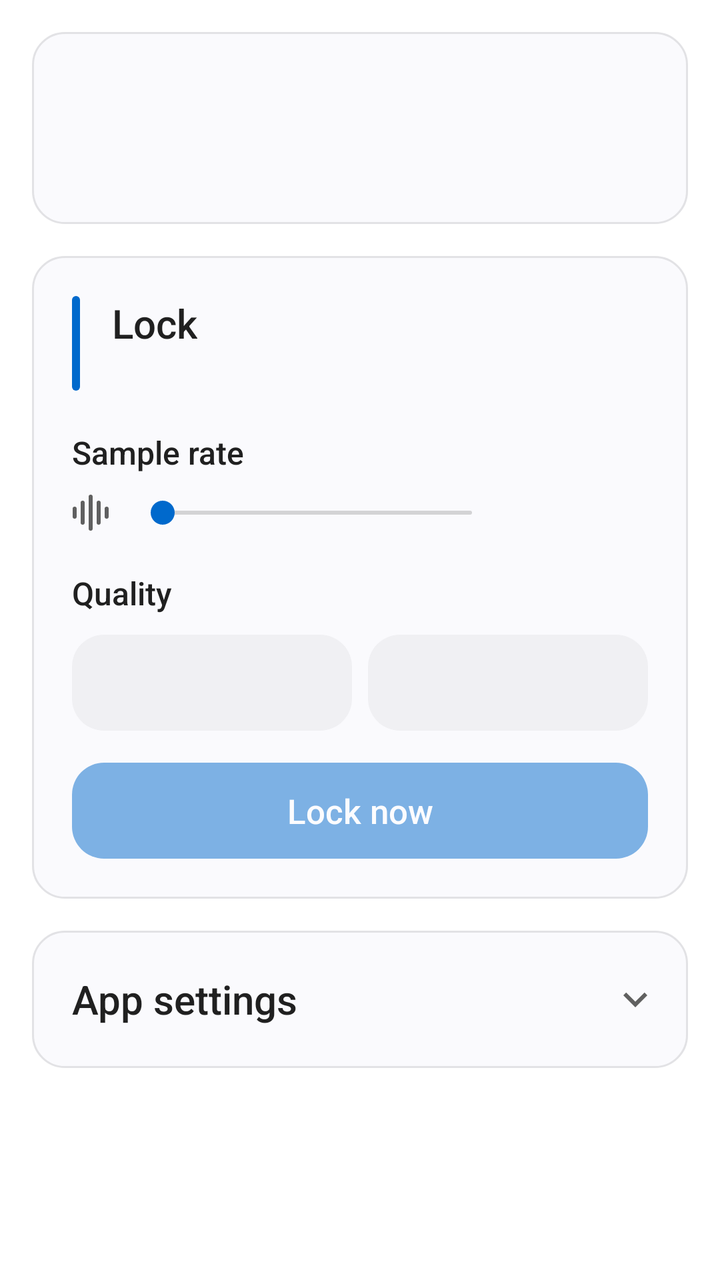
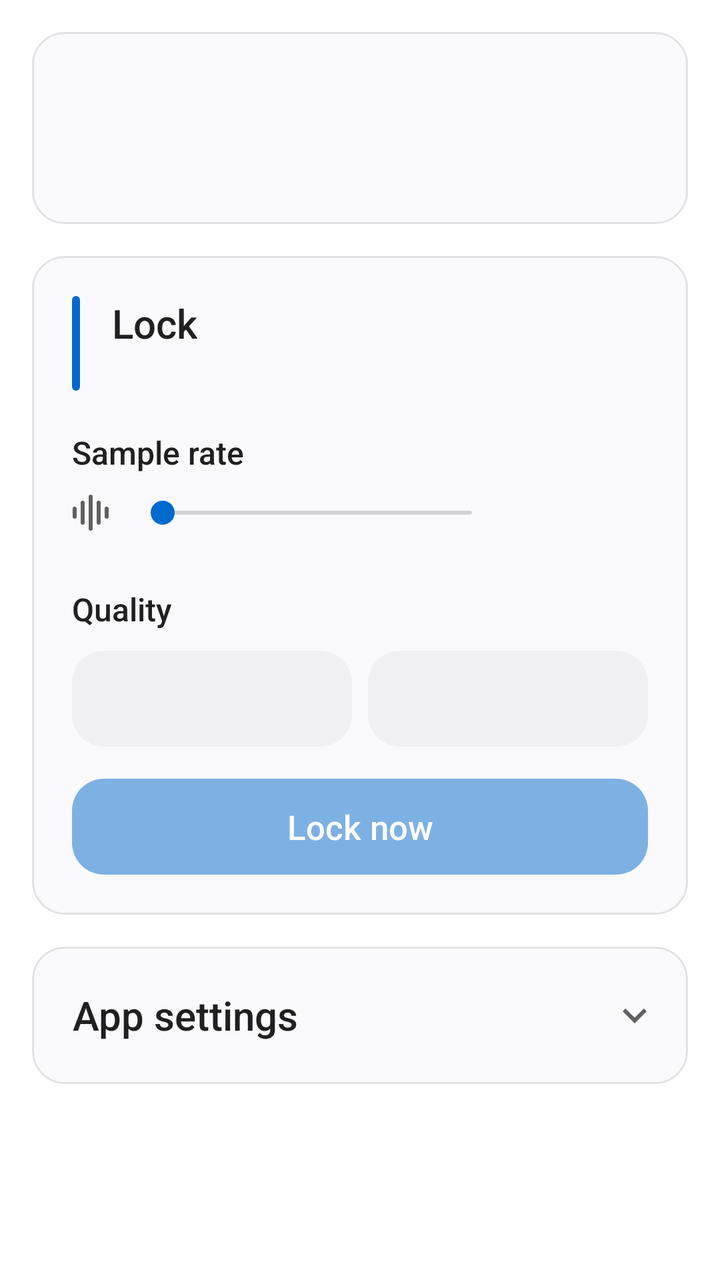

Two renders of the same Android screen: before a commit and after it. Below are the layout's source before the change and the commit's diff.
<!-- AndroidManifest.xml: application theme Theme.LdacLock -->
<!-- res/layout/activity_main.xml -->
<?xml version="1.0" encoding="utf-8"?>
<ScrollView xmlns:android="http://schemas.android.com/apk/res/android"
    android:layout_width="match_parent"
    android:layout_height="match_parent"
    android:fillViewport="true"
    android:fitsSystemWindows="true">

    <LinearLayout
        android:layout_width="match_parent"
        android:layout_height="wrap_content"
        android:orientation="vertical"
        android:padding="16dp">

        
        <LinearLayout style="@style/Card">

            <LinearLayout
                android:layout_width="match_parent"
                android:layout_height="wrap_content"
                android:gravity="center_vertical"
                android:orientation="horizontal">

                <ImageView
                    android:layout_width="56dp"
                    android:layout_height="56dp"
                    android:importantForAccessibility="no"
                    android:src="@mipmap/ic_launcher" />

                <LinearLayout
                    android:layout_width="0dp"
                    android:layout_height="wrap_content"
                    android:layout_marginStart="16dp"
                    android:layout_weight="1"
                    android:orientation="vertical">

                    <TextView
                        android:id="@+id/name"
                        android:layout_width="match_parent"
                        android:layout_height="wrap_content"
                        android:fontFamily="sans-serif-medium"
                        android:textColor="@color/text"
                        android:textSize="22sp" />

                    <TextView
                        android:id="@+id/meta"
                        android:layout_width="match_parent"
                        android:layout_height="wrap_content"
                        android:layout_marginTop="2dp"
                        android:textColor="@color/text2"
                        android:textSize="15sp"
                        android:visibility="gone" />
                </LinearLayout>
            </LinearLayout>

            
            <LinearLayout
                android:id="@+id/panel"
                android:layout_width="match_parent"
                android:layout_height="wrap_content"
                android:layout_marginTop="20dp"
                android:background="@drawable/panel"
                android:orientation="vertical"
                android:padding="20dp"
                android:visibility="gone">

                <TextView
                    android:layout_width="wrap_content"
                    android:layout_height="wrap_content"
                    android:letterSpacing="0.08"
                    android:text="@string/current_codec"
                    android:textAllCaps="true"
                    android:textColor="@color/text2"
                    android:textSize="13sp" />

                
                <LinearLayout
                    android:layout_width="match_parent"
                    android:layout_height="wrap_content"
                    android:gravity="center_vertical"
                    android:minHeight="48dp"
                    android:orientation="horizontal">

                    <TextView
                        android:id="@+id/codec"
                        android:layout_width="wrap_content"
                        android:layout_height="wrap_content"
                        android:textColor="@color/accent_text"
                        android:textSize="34sp"
                        android:textStyle="bold" />

                    
                    <TextView
                        android:id="@+id/hi_res"
                        android:layout_width="wrap_content"
                        android:layout_height="wrap_content"
                        android:layout_marginStart="12dp"
                        android:background="@drawable/pill"
                        android:backgroundTint="@color/success"
                        android:paddingHorizontal="10dp"
                        android:paddingVertical="3dp"
                        android:text="@string/hi_res"
                        android:textColor="@color/bg"
                        android:textSize="13sp"
                        android:textStyle="bold"
                        android:visibility="gone" />

                    <View
                        android:layout_width="0dp"
                        android:layout_height="0dp"
                        android:layout_weight="1" />

                    
                    <ImageView
                        android:id="@+id/play"
                        android:layout_width="48dp"
                        android:layout_height="48dp"
                        android:background="@drawable/circle"
                        android:contentDescription="@string/play"
                        android:focusable="true"
                        android:padding="12dp"
                        android:src="@drawable/ic_play"
                        android:visibility="gone" />
                </LinearLayout>

                
                <TextView
                    android:id="@+id/spec"
                    android:layout_width="wrap_content"
                    android:layout_height="wrap_content"
                    android:layout_marginTop="8dp"
                    android:textColor="@color/text2"
                    android:textSize="15sp" />
            </LinearLayout>

            <TextView
                android:id="@+id/state"
                android:layout_width="match_parent"
                android:layout_height="wrap_content"
                android:layout_marginTop="16dp"
                android:drawablePadding="8dp"
                android:gravity="center_vertical"
                android:textSize="15sp"
                android:visibility="gone" />

            <TextView
                android:id="@+id/pair"
                style="@style/Button"
                android:layout_marginTop="20dp"
                android:text="@string/pair"
                android:visibility="gone" />
        </LinearLayout>

        
        <LinearLayout
            style="@style/Card"
            android:layout_marginTop="16dp">

            <LinearLayout
                android:layout_width="match_parent"
                android:layout_height="wrap_content"
                android:orientation="horizontal">

                <View
                    android:layout_width="4dp"
                    android:layout_height="match_parent"
                    android:background="@drawable/bar" />

                <LinearLayout
                    android:layout_width="match_parent"
                    android:layout_height="wrap_content"
                    android:layout_marginStart="16dp"
                    android:orientation="vertical">

                    <TextView
                        android:layout_width="wrap_content"
                        android:layout_height="wrap_content"
                        android:fontFamily="sans-serif-medium"
                        android:text="@string/lock_title"
                        android:textColor="@color/text"
                        android:textSize="20sp" />

                    <TextView
                        android:id="@+id/summary"
                        android:layout_width="wrap_content"
                        android:layout_height="wrap_content"
                        android:textColor="@color/text2"
                        android:textSize="15sp" />
                </LinearLayout>
            </LinearLayout>

            <TextView
                android:layout_width="wrap_content"
                android:layout_height="wrap_content"
                android:layout_marginTop="20dp"
                android:fontFamily="sans-serif-medium"
                android:text="@string/sample_rate"
                android:textColor="@color/text"
                android:textSize="16sp" />

            
            <LinearLayout
                android:layout_width="match_parent"
                android:layout_height="wrap_content"
                android:layout_marginTop="-1dp"
                android:layout_marginBottom="-11dp"
                android:gravity="center_vertical"
                android:orientation="horizontal">

                <ImageView
                    android:layout_width="40dp"
                    android:layout_height="40dp"
                    android:layout_marginStart="-11dp"
                    android:importantForAccessibility="no"
                    android:padding="8dp"
                    android:src="@drawable/ic_bars" />

                
                <SeekBar
                    android:id="@+id/rate"
                    android:layout_width="0dp"
                    android:layout_height="wrap_content"
                    android:layout_weight="1"
                    android:contentDescription="@string/sample_rate"
                    android:max="3"
                    android:progressBackgroundTint="@color/text2"
                    android:progressTint="@color/accent"
                    android:thumbTint="@color/accent" />

                <TextView
                    android:id="@+id/rate_value"
                    android:layout_width="72dp"
                    android:layout_height="wrap_content"
                    android:gravity="end"
                    android:textColor="@color/text2"
                    android:textSize="15sp" />
            </LinearLayout>

            <TextView
                android:layout_width="wrap_content"
                android:layout_height="wrap_content"
                android:layout_marginTop="20dp"
                android:fontFamily="sans-serif-medium"
                android:text="@string/quality"
                android:textColor="@color/text"
                android:textSize="16sp" />

            
            <LinearLayout
                android:layout_width="match_parent"
                android:layout_height="wrap_content"
                android:layout_marginTop="10dp"
                android:orientation="horizontal">

                <TextView
                    android:id="@+id/quality_high"
                    style="@style/Segment"
                    android:layout_marginEnd="8dp" />

                <TextView
                    android:id="@+id/quality_mid"
                    style="@style/Segment" />
            </LinearLayout>

            <TextView
                android:id="@+id/lock"
                style="@style/Button"
                android:layout_marginTop="16dp"
                android:alpha="0.5"
                android:enabled="false"
                android:text="@string/lock_now" />

            <TextView
                android:id="@+id/last"
                android:layout_width="match_parent"
                android:layout_height="wrap_content"
                android:layout_marginTop="12dp"
                android:gravity="center_horizontal"
                android:textColor="@color/text2"
                android:textSize="14sp"
                android:visibility="gone" />
        </LinearLayout>

        
        <LinearLayout
            style="@style/Card"
            android:layout_marginTop="16dp"
            android:animateLayoutChanges="true"
            android:clipToPadding="false">

            
            
            <LinearLayout
                android:id="@+id/settings_header"
                android:layout_width="match_parent"
                android:layout_height="wrap_content"
                android:layout_marginTop="-10dp"
                android:layout_marginBottom="-10dp"
                android:background="?android:attr/selectableItemBackground"
                android:gravity="center_vertical"
                android:minHeight="48dp"
                android:orientation="horizontal">

                <TextView
                    android:layout_width="0dp"
                    android:layout_height="wrap_content"
                    android:layout_weight="1"
                    android:fontFamily="sans-serif-medium"
                    android:text="@string/app_settings"
                    android:textColor="@color/text"
                    android:textSize="20sp" />

                
                <ImageView
                    android:id="@+id/settings_chevron"
                    android:layout_width="24dp"
                    android:layout_height="24dp"
                    android:layout_marginEnd="-6dp"
                    android:importantForAccessibility="no"
                    android:src="@drawable/ic_expand" />
            </LinearLayout>

            <LinearLayout
                android:id="@+id/settings_body"
                android:layout_width="match_parent"
                android:layout_height="wrap_content"
                android:orientation="vertical"
                android:visibility="gone">

                
                <TextView
                    android:layout_width="wrap_content"
                    android:layout_height="wrap_content"
                    android:layout_marginTop="20dp"
                    android:fontFamily="sans-serif-medium"
                    android:text="@string/appearance"
                    android:textColor="@color/text"
                    android:textSize="16sp" />

                <LinearLayout
                    android:layout_width="match_parent"
                    android:layout_height="wrap_content"
                    android:layout_marginTop="10dp"
                    android:orientation="horizontal">

                    <TextView
                        android:id="@+id/appearance_system"
                        style="@style/Segment"
                        android:text="@string/system_default" />

                    <TextView
                        android:id="@+id/appearance_light"
                        style="@style/Segment"
                        android:layout_marginHorizontal="8dp"
                        android:text="@string/light_mode" />

                    <TextView
                        android:id="@+id/appearance_dark"
                        style="@style/Segment"
                        android:text="@string/dark_mode" />
                </LinearLayout>
            </LinearLayout>
        </LinearLayout>

        
        <View
            android:layout_width="match_parent"
            android:layout_height="0dp"
            android:layout_weight="1" />

        <TextView
            android:id="@+id/copyright"
            android:layout_width="match_parent"
            android:layout_height="wrap_content"
            android:layout_marginTop="16dp"
            android:gravity="center_horizontal"
            android:textColor="@color/text2"
            android:textSize="15sp" />
    </LinearLayout>
</ScrollView>
<!-- resources referenced by this layout -->
<resources>
  <color name="accent">#FF0069CC</color>
  <color name="accent_text">#FF0069CC</color>
  <color name="bg">#FFFFFFFF</color>
  <color name="success">#FF2E7D32</color>
  <color name="text">#FF202020</color>
  <color name="text2">#FF606060</color>
  <!-- drawable bar (drawable) -->
  <shape xmlns:android="http://schemas.android.com/apk/res/android"
      android:shape="rectangle">
      <solid android:color="@color/accent" />
      <corners android:radius="2dp" />
  </shape>
  <!-- drawable circle (drawable) -->
  <ripple xmlns:android="http://schemas.android.com/apk/res/android"
      android:color="@color/ripple">
      <item>
          <shape android:shape="oval">
              <solid android:color="@color/accent" />
          </shape>
      </item>
  </ripple>
  <!-- drawable panel (drawable) -->
  <shape xmlns:android="http://schemas.android.com/apk/res/android"
      android:shape="rectangle">
      <solid android:color="@color/panel" />
      <corners android:radius="16dp" />
  </shape>
  <!-- drawable pill (drawable) -->
  <shape xmlns:android="http://schemas.android.com/apk/res/android"
      android:shape="rectangle">
      <solid android:color="@color/accent" />
      <corners android:radius="8dp" />
  </shape>
  <string name="app_settings">App settings</string>
  <string name="appearance">Appearance</string>
  <string name="current_codec">Current Codec</string>
  <string name="dark_mode">Dark mode</string>
  <string name="hi_res">Hi-Res</string>
  <string name="light_mode">Light mode</string>
  <string name="lock_now">Lock now</string>
  <string name="lock_title">Lock</string>
  <string name="pair">Pair headphones</string>
  <string name="play">Play</string>
  <string name="quality">Quality</string>
  <string name="sample_rate">Sample rate</string>
  <string name="system_default">System default</string>
  <style name="Segment">
          <item name="android:layout_width">0dp</item>
          <item name="android:layout_height">48dp</item> 
          <item name="android:layout_weight">1</item>
          <item name="android:background">@drawable/segment</item>
          <item name="android:foreground">?android:attr/selectableItemBackground</item>
          <item name="android:gravity">center</item>
          <item name="android:maxLines">1</item>
          <item name="android:paddingHorizontal">6dp</item>
          <item name="android:textColor">@color/text</item>
          <item name="android:textSize">14sp</item> 
      </style>
  <color name="ripple">#33FFFFFF</color>
  <color name="on_accent">#FFFFFFFF</color>
  <color name="panel">#FFF0F0F3</color>
  <!-- drawable segment (drawable) -->
  <shape xmlns:android="http://schemas.android.com/apk/res/android"
      android:shape="rectangle">
      <solid android:color="@color/panel" />
      <corners android:radius="16dp" />
  </shape>
  <color name="icon_bg">#FF232426</color>
  <color name="card">#FFFAFAFD</color>
  <color name="divider">#FFE2E2E5</color>
  <!-- unchanged entries left out for length: 11 -->
</resources>

<!-- the commit's change to res/layout/activity_main.xml (unified diff, before → after) -->
@@ -130,6 +130,16 @@
                     android:layout_marginTop="8dp"
                     android:textColor="@color/text2"
                     android:textSize="15sp" />
+
+                
+                <TextView
+                    android:id="@+id/note"
+                    android:layout_width="wrap_content"
+                    android:layout_height="wrap_content"
+                    android:layout_marginTop="4dp"
+                    android:textColor="@color/text2"
+                    android:textSize="14sp"
+                    android:visibility="gone" />
             </LinearLayout>
 
             <TextView
@@ -172,12 +182,8 @@
                     android:orientation="vertical">
 
                     <TextView
-                        android:layout_width="wrap_content"
-                        android:layout_height="wrap_content"
-                        android:fontFamily="sans-serif-medium"
-                        android:text="@string/lock_title"
-                        android:textColor="@color/text"
-                        android:textSize="20sp" />
+                        style="@style/Title"
+                        android:text="@string/lock_title" />
 
                     <TextView
                         android:id="@+id/summary"
@@ -189,13 +195,9 @@
             </LinearLayout>
 
             <TextView
-                android:layout_width="wrap_content"
-                android:layout_height="wrap_content"
+                style="@style/Label"
                 android:layout_marginTop="20dp"
-                android:fontFamily="sans-serif-medium"
-                android:text="@string/sample_rate"
-                android:textColor="@color/text"
-                android:textSize="16sp" />
+                android:text="@string/sample_rate" />
 
             
             <LinearLayout
@@ -236,13 +238,9 @@
             </LinearLayout>
 
             <TextView
-                android:layout_width="wrap_content"
-                android:layout_height="wrap_content"
-                android:layout_marginTop="20dp"
-                android:fontFamily="sans-serif-medium"
-                android:text="@string/quality"
-                android:textColor="@color/text"
-                android:textSize="16sp" />
+                style="@style/Label"
+                android:layout_marginTop="28dp"
+                android:text="@string/quality" />
 
             
             <LinearLayout
@@ -285,6 +283,7 @@
             style="@style/Card"
             android:layout_marginTop="16dp"
             android:animateLayoutChanges="true"
+            android:clipToOutline="true"
             android:clipToPadding="false">
 
             
@@ -293,21 +292,21 @@
                 android:id="@+id/settings_header"
                 android:layout_width="match_parent"
                 android:layout_height="wrap_content"
-                android:layout_marginTop="-10dp"
-                android:layout_marginBottom="-10dp"
+                android:layout_marginStart="-20dp"
+                android:layout_marginTop="-20dp"
+                android:layout_marginEnd="-20dp"
+                android:layout_marginBottom="-20dp"
                 android:background="?android:attr/selectableItemBackground"
                 android:gravity="center_vertical"
-                android:minHeight="48dp"
-                android:orientation="horizontal">
-
-                <TextView
+                android:minHeight="68dp"
+                android:orientation="horizontal"
+                android:paddingHorizontal="20dp">
+
+                <TextView
+                    style="@style/Title"
                     android:layout_width="0dp"
-                    android:layout_height="wrap_content"
                     android:layout_weight="1"
-                    android:fontFamily="sans-serif-medium"
-                    android:text="@string/app_settings"
-                    android:textColor="@color/text"
-                    android:textSize="20sp" />
+                    android:text="@string/app_settings" />
 
                 
                 <ImageView
@@ -328,13 +327,9 @@
 
                 
                 <TextView
-                    android:layout_width="wrap_content"
-                    android:layout_height="wrap_content"
+                    style="@style/Label"
                     android:layout_marginTop="20dp"
-                    android:fontFamily="sans-serif-medium"
-                    android:text="@string/appearance"
-                    android:textColor="@color/text"
-                    android:textSize="16sp" />
+                    android:text="@string/appearance" />
 
                 <LinearLayout
                     android:layout_width="match_parent"
<!-- resource entries referenced after the edit -->
@@ -46,17 +46,31 @@
   <string name="quality">Quality</string>
   <string name="sample_rate">Sample rate</string>
   <string name="system_default">System default</string>
+  <style name="Label">
+          <item name="android:layout_width">wrap_content</item>
+          <item name="android:layout_height">wrap_content</item>
+          <item name="android:fontFamily">sans-serif-medium</item>
+          <item name="android:textColor">@color/text</item>
+          <item name="android:textSize">16sp</item>
+      </style>
   <style name="Segment">
           <item name="android:layout_width">0dp</item>
           <item name="android:layout_height">48dp</item> 
           <item name="android:layout_weight">1</item>
           <item name="android:background">@drawable/segment</item>
-          <item name="android:foreground">?android:attr/selectableItemBackground</item>
+          <item name="android:foreground">@drawable/press</item>
           <item name="android:gravity">center</item>
           <item name="android:maxLines">1</item>
           <item name="android:paddingHorizontal">6dp</item>
           <item name="android:textColor">@color/text</item>
           <item name="android:textSize">14sp</item> 
+      </style>
+  <style name="Title">
+          <item name="android:layout_width">wrap_content</item>
+          <item name="android:layout_height">wrap_content</item>
+          <item name="android:fontFamily">sans-serif-medium</item>
+          <item name="android:textColor">@color/text</item>
+          <item name="android:textSize">20sp</item>
       </style>
   <color name="ripple">#33FFFFFF</color>
   <color name="on_accent">#FFFFFFFF</color>
@@ -67,6 +81,16 @@
       <solid android:color="@color/panel" />
       <corners android:radius="16dp" />
   </shape>
+  <!-- drawable press (drawable) -->
+  <ripple xmlns:android="http://schemas.android.com/apk/res/android"
+      android:color="?android:attr/colorControlHighlight">
+      <item android:id="@android:id/mask">
+          <shape android:shape="rectangle">
+              <solid android:color="@android:color/white" />
+              <corners android:radius="16dp" />
+          </shape>
+      </item>
+  </ripple>
   <color name="icon_bg">#FF232426</color>
   <color name="card">#FFFAFAFD</color>
   <color name="divider">#FFE2E2E5</color>
